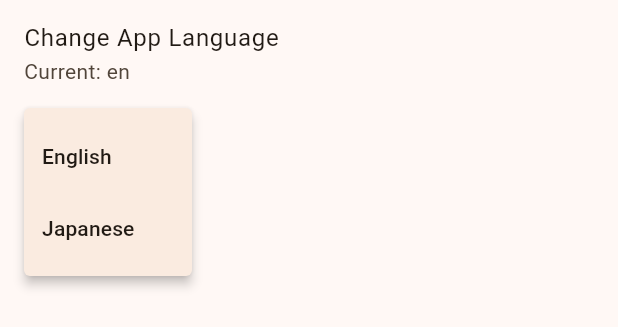
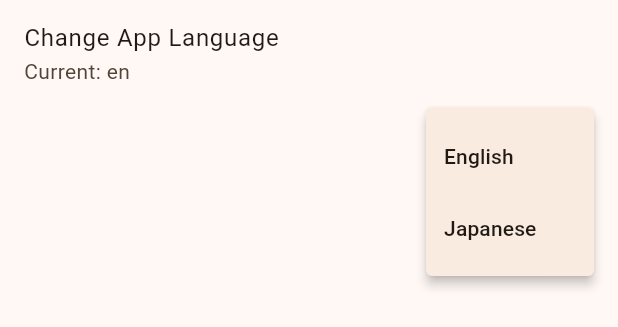
Before and after one commit to chika3742/genshin_material, a Flutter app: the PopupMenuListTile widget shown alone on an empty page, opened directly, after a tap on "Change App Language", on a phone screen of 412 x 824 dp. Shown: the top 327 px of the screen. Run offline on Flutter 3.47's test engine with Material 3 defaults, Android fonts, the phone set to English and light mode, and no system bars; our stand-ins replace clock, drift, drift_flutter, firebase_core, firebase_crashlytics, firebase_remote_config and 15 more; missing offline and left inert: drift_db_viewer, signed_spacing_flex, slang, tutorial_coach_mark; accounts and stored records are empty; generated files the repository leaves out were written again.

Commit message:
Refactor PopupMenuListTile to use onSelected callback and improve menu display

```diff
--- a/lib/components/list_tile.dart
+++ b/lib/components/list_tile.dart
@@ -141,12 +141,14 @@ class GameItemListTile extends StatelessWidget {
   }
 }
 
-class PopupMenuListTile extends HookWidget {
+class PopupMenuListTile<T> extends HookWidget {
   final Widget? title;
   final Widget? subtitle;
   final Widget? leading;
   final Widget? trailing;
-  final List<PopupMenuEntry> items;
+  final void Function(T value) onSelected;
+  final T? value;
+  final List<PopupMenuEntry<T>> items;
 
   const PopupMenuListTile({
     super.key,
@@ -154,6 +156,8 @@ class PopupMenuListTile extends HookWidget {
     this.subtitle,
     this.leading,
     this.trailing,
+    required this.onSelected,
+    this.value,
     required this.items,
   });
 
@@ -167,16 +171,28 @@ class PopupMenuListTile extends HookWidget {
       subtitle: subtitle,
       leading: leading,
       trailing: trailing,
-      onTap: () {
+      onTap: () async {
         final renderBox = listTileKey.currentContext!.findRenderObject() as RenderBox;
         final size = renderBox.size;
         final offset = renderBox.localToGlobal(Offset.zero);
-        final position = RelativeRect.fromLTRB(16, offset.dy + size.height, 16, offset.dy + size.height);
-        showMenu(
+        final position = RelativeRect.fromLTRB(size.width, offset.dy + size.height, 16, offset.dy + size.height);
+        final result = await showMenu<T>(
           context: context,
           position: position,
+          popUpAnimationStyle: AnimationStyle(
+            curve: Easing.standard,
+          ),
+          constraints: BoxConstraints(
+            minWidth: 100,
+            maxHeight: 500,
+          ),
+          initialValue: value,
           items: items,
         );
+
+        if (result != null) {
+          onSelected(result);
+        }
       },
     );
   }
```
Also changed, not shown: lib/pages/debug/debug.dart (+6 -10 lines).
